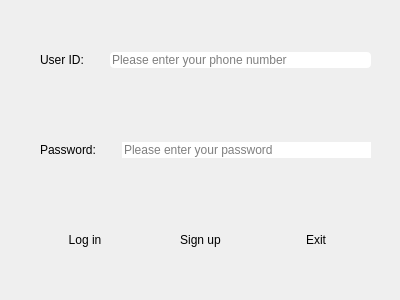
Before: the Qt Designer form Base/QTGUI/Resources/UI/qSlicerLoginForm.ui in MikhayEeer/MedAI, drawn with Qt 5.
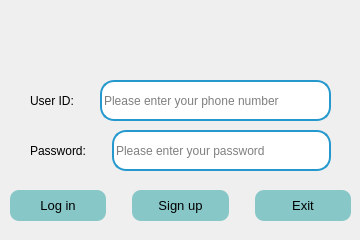
After: the same form once the commit is applied. Icons and pictures are not drawn.

Diff of the .ui file:
```diff
--- a/Base/QTGUI/Resources/UI/qSlicerLoginForm.ui
+++ b/Base/QTGUI/Resources/UI/qSlicerLoginForm.ui
@@ -6,10 +6,16 @@
    <rect>
     <x>0</x>
     <y>0</y>
-    <width>400</width>
-    <height>300</height>
+    <width>360</width>
+    <height>240</height>
    </rect>
   </property>
+  <property name="sizePolicy">
+   <sizepolicy hsizetype="Fixed" vsizetype="Fixed">
+    <horstretch>0</horstretch>
+    <verstretch>0</verstretch>
+   </sizepolicy>
+  </property>
   <property name="windowTitle">
    <string>Login Form</string>
   </property>
@@ -25,21 +31,50 @@
    <bool>false</bool>
   </property>
   <property name="styleSheet">
-   <string notr="true">background-image: url(:/Icons/LoginBG.png);
-border-radius: 20px;</string>
+   <string notr="true">QDialog{
+background-image: url(:/Icons/LoginBG.png);
+border: 3px black solid;
+/*border-radius: 30px;*/
+}
+QLineEdit{
+	background-color : white;
+	border-color: rgb(37, 153, 206);
+	border-width: 2px ;
+	border-style: solid;
+	border-radius: 14px;
+}
+QPushButton{
+	/*background-color : rgb(216, 250, 255);*/
+	background-color : rgb(136, 199, 199);
+	border-style: solid;
+	border-radius: 9px;
+	font-size: 13px;
+}
+QLineEdit,QLabel{
+	font:12px;
+}
+QPushButton:pressed {
+  background: rgb(119, 171, 156); 
+}</string>
   </property>
   <widget class="QWidget" name="horizontalLayoutWidget">
    <property name="geometry">
     <rect>
-     <x>40</x>
-     <y>110</y>
-     <width>331</width>
-     <height>80</height>
+     <x>30</x>
+     <y>130</y>
+     <width>301</width>
+     <height>41</height>
     </rect>
    </property>
    <layout class="QHBoxLayout" name="HLayout2">
     <item>
      <widget class="QLabel" name="pwdLbl">
+      <property name="sizePolicy">
+       <sizepolicy hsizetype="Fixed" vsizetype="Preferred">
+        <horstretch>0</horstretch>
+        <verstretch>0</verstretch>
+       </sizepolicy>
+      </property>
       <property name="text">
        <string>Password:</string>
       </property>
@@ -63,6 +98,15 @@
     </item>
     <item>
      <widget class="QLineEdit" name="pwdLEd">
+      <property name="sizePolicy">
+       <sizepolicy hsizetype="Expanding" vsizetype="Expanding">
+        <horstretch>200</horstretch>
+        <verstretch>0</verstretch>
+       </sizepolicy>
+      </property>
+      <property name="styleSheet">
+       <string notr="true"/>
+      </property>
       <property name="inputMask">
        <string/>
       </property>
@@ -82,15 +126,21 @@
   <widget class="QWidget" name="horizontalLayoutWidget_2">
    <property name="geometry">
     <rect>
-     <x>40</x>
-     <y>20</y>
-     <width>331</width>
-     <height>80</height>
+     <x>30</x>
+     <y>80</y>
+     <width>301</width>
+     <height>41</height>
     </rect>
    </property>
    <layout class="QHBoxLayout" name="HLayout1">
     <item>
      <widget class="QLabel" name="userNameLbl">
+      <property name="sizePolicy">
+       <sizepolicy hsizetype="Fixed" vsizetype="Preferred">
+        <horstretch>0</horstretch>
+        <verstretch>0</verstretch>
+       </sizepolicy>
+      </property>
       <property name="text">
        <string>User ID:</string>
       </property>
@@ -114,9 +164,14 @@
     </item>
     <item>
      <widget class="QLineEdit" name="userNameLEd">
+      <property name="sizePolicy">
+       <sizepolicy hsizetype="Expanding" vsizetype="Expanding">
+        <horstretch>200</horstretch>
+        <verstretch>0</verstretch>
+       </sizepolicy>
+      </property>
       <property name="styleSheet">
-       <string notr="true">background-color: rgb(255, 255, 255);
-border-radius: 4px;</string>
+       <string notr="true"/>
       </property>
       <property name="placeholderText">
        <string>Please enter your phone number</string>
@@ -128,34 +183,82 @@
   <widget class="QWidget" name="horizontalLayoutWidget_3">
    <property name="geometry">
     <rect>
-     <x>30</x>
-     <y>210</y>
+     <x>10</x>
+     <y>190</y>
      <width>341</width>
-     <height>61</height>
+     <height>31</height>
     </rect>
    </property>
    <layout class="QHBoxLayout" name="HLayout3">
     <item>
      <widget class="QPushButton" name="loginBtn">
+      <property name="sizePolicy">
+       <sizepolicy hsizetype="Minimum" vsizetype="Expanding">
+        <horstretch>0</horstretch>
+        <verstretch>0</verstretch>
+       </sizepolicy>
+      </property>
       <property name="text">
        <string>Log in</string>
       </property>
      </widget>
     </item>
+    <item>
+     <spacer name="horizontalSpacer">
+      <property name="orientation">
+       <enum>Qt::Horizontal</enum>
+      </property>
+      <property name="sizeType">
+       <enum>QSizePolicy::Fixed</enum>
+      </property>
+      <property name="sizeHint" stdset="0">
+       <size>
+        <width>20</width>
+        <height>20</height>
+       </size>
+      </property>
+     </spacer>
+    </item>
     <item>
      <widget class="QPushButton" name="signUpBtn">
+      <property name="sizePolicy">
+       <sizepolicy hsizetype="Minimum" vsizetype="MinimumExpanding">
+        <horstretch>0</horstretch>
+        <verstretch>0</verstretch>
+       </sizepolicy>
+      </property>
       <property name="styleSheet">
-       <string notr="true">border-width: 5px;
-border-color: rgb(0, 0, 0);
-border-radius: 2px;</string>
+       <string notr="true"/>
       </property>
       <property name="text">
        <string>Sign up</string>
       </property>
      </widget>
     </item>
+    <item>
+     <spacer name="horizontalSpacer_2">
+      <property name="orientation">
+       <enum>Qt::Horizontal</enum>
+      </property>
+      <property name="sizeType">
+       <enum>QSizePolicy::Fixed</enum>
+      </property>
+      <property name="sizeHint" stdset="0">
+       <size>
+        <width>20</width>
+        <height>20</height>
+       </size>
+      </property>
+     </spacer>
+    </item>
     <item>
      <widget class="QPushButton" name="exitBtn">
+      <property name="sizePolicy">
+       <sizepolicy hsizetype="Minimum" vsizetype="MinimumExpanding">
+        <horstretch>0</horstretch>
+        <verstretch>10</verstretch>
+       </sizepolicy>
+      </property>
       <property name="text">
        <string>Exit</string>
       </property>
@@ -166,6 +269,29 @@
     </item>
    </layout>
   </widget>
+  <widget class="QLabel" name="logoLbl">
+   <property name="geometry">
+    <rect>
+     <x>150</x>
+     <y>20</y>
+     <width>60</width>
+     <height>50</height>
+    </rect>
+   </property>
+   <property name="sizePolicy">
+    <sizepolicy hsizetype="Fixed" vsizetype="Fixed">
+     <horstretch>0</horstretch>
+     <verstretch>0</verstretch>
+    </sizepolicy>
+   </property>
+   <property name="styleSheet">
+    <string notr="true">
+border-image: url(:/Icons/LoginIcon.png);</string>
+   </property>
+   <property name="text">
+    <string/>
+   </property>
+  </widget>
  </widget>
  <resources>
   <include location="../qSlicerUserResources.qrc"/>
```
Left out of the diff: 2 changed lines with no effect on the pictures.
